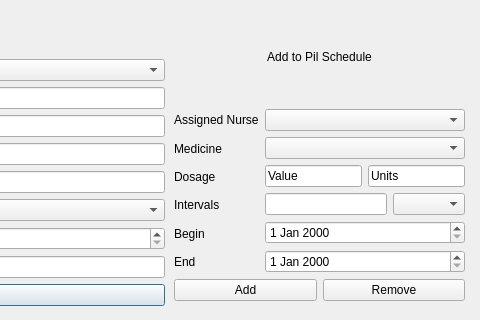
Qt form editpatient.ui (luigiacuna/UB-GUI-OOP-Final-Project) before a commit; both pictures show x 286 to 766 and y 0 to 320 of the 766 by 812 pixel window.
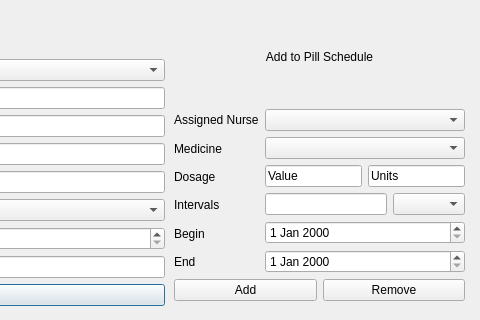
The same form after that commit.

```diff
--- a/editpatient.ui
+++ b/editpatient.ui
@@ -144,7 +144,7 @@
     </rect>
    </property>
   </widget>
-  <widget class="QWidget" name="">
+  <widget class="QWidget" name="layoutWidget">
    <property name="geometry">
     <rect>
      <x>460</x>
@@ -157,7 +157,7 @@
     <item>
      <widget class="QLabel" name="scheduleTitle">
       <property name="text">
-       <string>Add to Pil Schedule</string>
+       <string>Add to Pill Schedule</string>
       </property>
       <property name="alignment">
        <set>Qt::AlignCenter</set>
```
